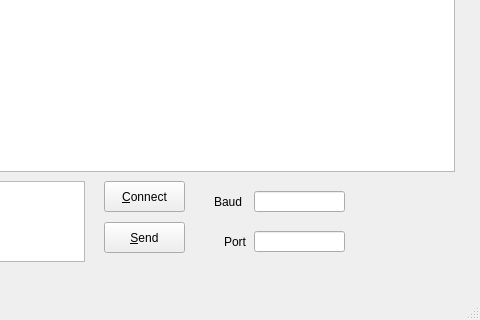
First picture: the form in QSH/mainwindow.ui, repository libertas/SerialHelper, before the edit; both pictures show x 426 to 906 and y 166 to 486 of the 906 by 486 pixel window.
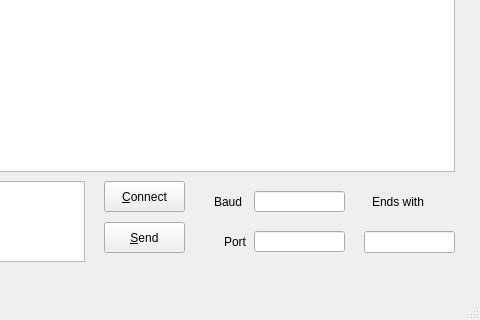
Second picture: the form after the edit.

Commit message: add ending chars

The edit to the form file:
```diff
--- a/QSH/mainwindow.ui
+++ b/QSH/mainwindow.ui
@@ -106,6 +106,29 @@
      <string>&amp;Connect</string>
     </property>
    </widget>
+   <widget class="QLineEdit" name="ending">
+    <property name="geometry">
+     <rect>
+      <x>790</x>
+      <y>380</y>
+      <width>91</width>
+      <height>22</height>
+     </rect>
+    </property>
+   </widget>
+   <widget class="QLabel" name="ending_label">
+    <property name="geometry">
+     <rect>
+      <x>798</x>
+      <y>340</y>
+      <width>71</width>
+      <height>21</height>
+     </rect>
+    </property>
+    <property name="text">
+     <string>Ends with</string>
+    </property>
+   </widget>
   </widget>
   <widget class="QMenuBar" name="menuBar">
    <property name="geometry">
```
Left out of the diff: 4 changed lines with no effect on the pictures. The commit also changes 1 other file.
